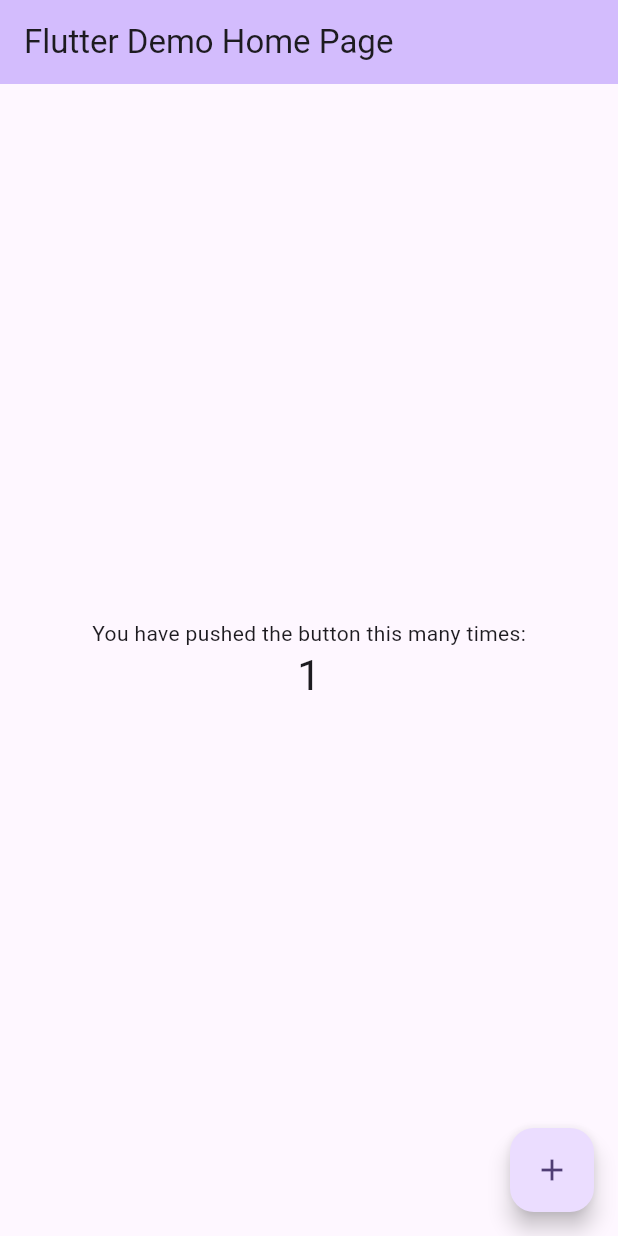
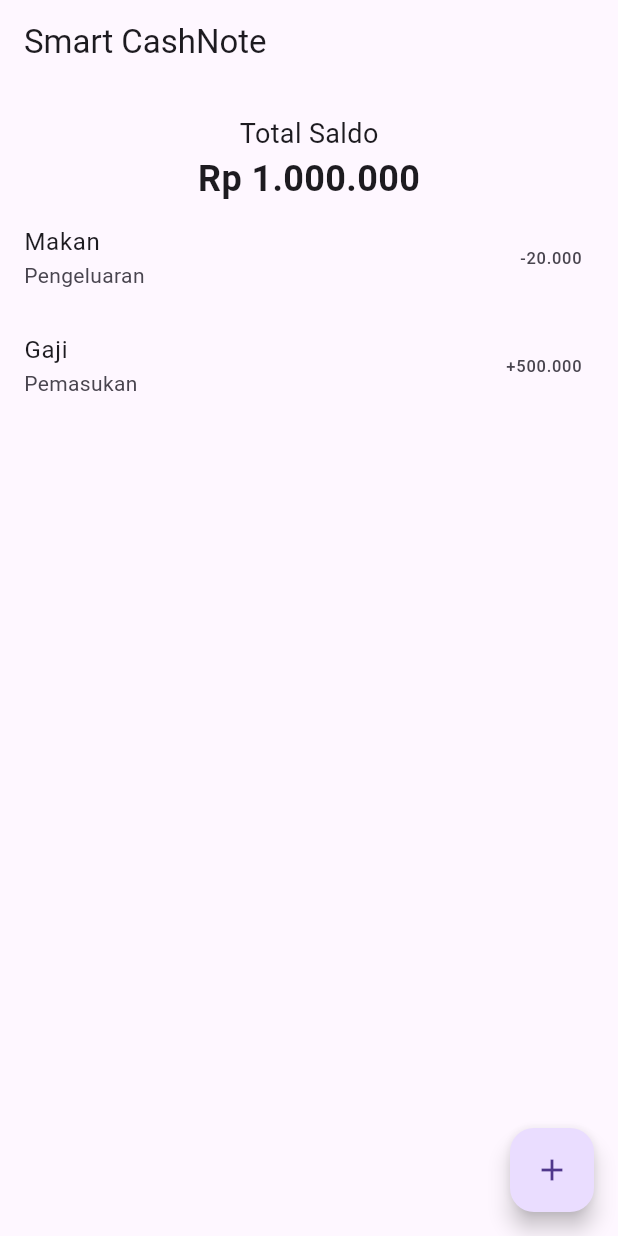
Before and after one commit to zeilyangelia16/SMARTcashNote, a Flutter app: the screen it shows after launch, after a tap on the "add" icon, on a phone screen of 412 x 824 dp. Run offline on Flutter 3.47's test engine with Material 3 defaults, Android fonts, the phone set to English and light mode, and no system bars.

Commit message:
Membuat tampilan awal home screen (saldo dan daftar transaksi)

```diff
--- a/lib/main.dart
+++ b/lib/main.dart
@@ -1,4 +1,5 @@
 import 'package:flutter/material.dart';
+import 'screens/home_screen.dart';
 
 void main() {
   runApp(const MyApp());
@@ -7,116 +8,11 @@ void main() {
 class MyApp extends StatelessWidget {
   const MyApp({super.key});
 
-  // This widget is the root of your application.
   @override
   Widget build(BuildContext context) {
     return MaterialApp(
-      title: 'Flutter Demo',
-      theme: ThemeData(
-        // This is the theme of your application.
-        //
-        // TRY THIS: Try running your application with "flutter run". You'll see
-        // the application has a purple toolbar. Then, without quitting the app,
-        // try changing the seedColor in the colorScheme below to Colors.green
-        // and then invoke "hot reload" (save your changes or press the "hot
-        // reload" button in a Flutter-supported IDE, or press "r" if you used
-        // the command line to start the app).
-        //
-        // Notice that the counter didn't reset back to zero; the application
-        // state is not lost during the reload. To reset the state, use hot
-        // restart instead.
-        //
-        // This works for code too, not just values: Most code changes can be
-        // tested with just a hot reload.
-        colorScheme: .fromSeed(seedColor: Colors.deepPurple),
-      ),
-      home: const MyHomePage(title: 'Flutter Demo Home Page'),
+      debugShowCheckedModeBanner: false,
+      home: const HomeScreen(),
     );
   }
 }
-
-class MyHomePage extends StatefulWidget {
-  const MyHomePage({super.key, required this.title});
-
-  // This widget is the home page of your application. It is stateful, meaning
-  // that it has a State object (defined below) that contains fields that affect
-  // how it looks.
-
-  // This class is the configuration for the state. It holds the values (in this
-  // case the title) provided by the parent (in this case the App widget) and
-  // used by the build method of the State. Fields in a Widget subclass are
-  // always marked "final".
-
-  final String title;
-
-  @override
-  State<MyHomePage> createState() => _MyHomePageState();
-}
-
-class _MyHomePageState extends State<MyHomePage> {
-  int _counter = 0;
-
-  void _incrementCounter() {
-    setState(() {
-      // This call to setState tells the Flutter framework that something has
-      // changed in this State, which causes it to rerun the build method below
-      // so that the display can reflect the updated values. If we changed
-      // _counter without calling setState(), then the build method would not be
-      // called again, and so nothing would appear to happen.
-      _counter++;
-    });
-  }
-
-  @override
-  Widget build(BuildContext context) {
-    // This method is rerun every time setState is called, for instance as done
-    // by the _incrementCounter method above.
-    //
-    // The Flutter framework has been optimized to make rerunning build methods
-    // fast, so that you can just rebuild anything that needs updating rather
-    // than having to individually change instances of widgets.
-    return Scaffold(
-      appBar: AppBar(
-        // TRY THIS: Try changing the color here to a specific color (to
-        // Colors.amber, perhaps?) and trigger a hot reload to see the AppBar
-        // change color while the other colors stay the same.
-        backgroundColor: Theme.of(context).colorScheme.inversePrimary,
-        // Here we take the value from the MyHomePage object that was created by
-        // the App.build method, and use it to set our appbar title.
-        title: Text(widget.title),
-      ),
-      body: Center(
-        // Center is a layout widget. It takes a single child and positions it
-        // in the middle of the parent.
-        child: Column(
-          // Column is also a layout widget. It takes a list of children and
-          // arranges them vertically. By default, it sizes itself to fit its
-          // children horizontally, and tries to be as tall as its parent.
-          //
-          // Column has various properties to control how it sizes itself and
-          // how it positions its children. Here we use mainAxisAlignment to
-          // center the children vertically; the main axis here is the vertical
-          // axis because Columns are vertical (the cross axis would be
-          // horizontal).
-          //
-          // TRY THIS: Invoke "debug painting" (choose the "Toggle Debug Paint"
-          // action in the IDE, or press "p" in the console), to see the
-          // wireframe for each widget.
-          mainAxisAlignment: .center,
-          children: [
-            const Text('You have pushed the button this many times:'),
-            Text(
-              '$_counter',
-              style: Theme.of(context).textTheme.headlineMedium,
-            ),
-          ],
-        ),
-      ),
-      floatingActionButton: FloatingActionButton(
-        onPressed: _incrementCounter,
-        tooltip: 'Increment',
-        child: const Icon(Icons.add),
-      ),
-    );
-  }
-}
--- a/lib/screens/home_screen.dart
+++ b/lib/screens/home_screen.dart
@@ -0,0 +1,43 @@
+import 'package:flutter/material.dart';
+
+class HomeScreen extends StatelessWidget {
+  const HomeScreen({super.key});
+
+  @override
+  Widget build(BuildContext context) {
+    return Scaffold(
+      appBar: AppBar(title: const Text("Smart CashNote")),
+      body: Column(
+        children: [
+          const SizedBox(height: 20),
+
+          const Text("Total Saldo", style: TextStyle(fontSize: 18)),
+          const Text(
+            "Rp 1.000.000",
+            style: TextStyle(fontSize: 24, fontWeight: FontWeight.bold),
+          ),
+          Expanded(
+            child: ListView(
+              children: const [
+                ListTile(
+                  title: Text("Makan"),
+                  subtitle: Text("Pengeluaran"),
+                  trailing: Text("-20.000"),
+                ),
+                ListTile(
+                  title: Text("Gaji"),
+                  subtitle: Text("Pemasukan"),
+                  trailing: Text("+500.000"),
+                ),
+              ],
+            ),
+          ),
+        ],
+      ),
+      floatingActionButton: FloatingActionButton(
+        onPressed: () {},
+        child: const Icon(Icons.add),
+      ),
+    );
+  }
+}
```
